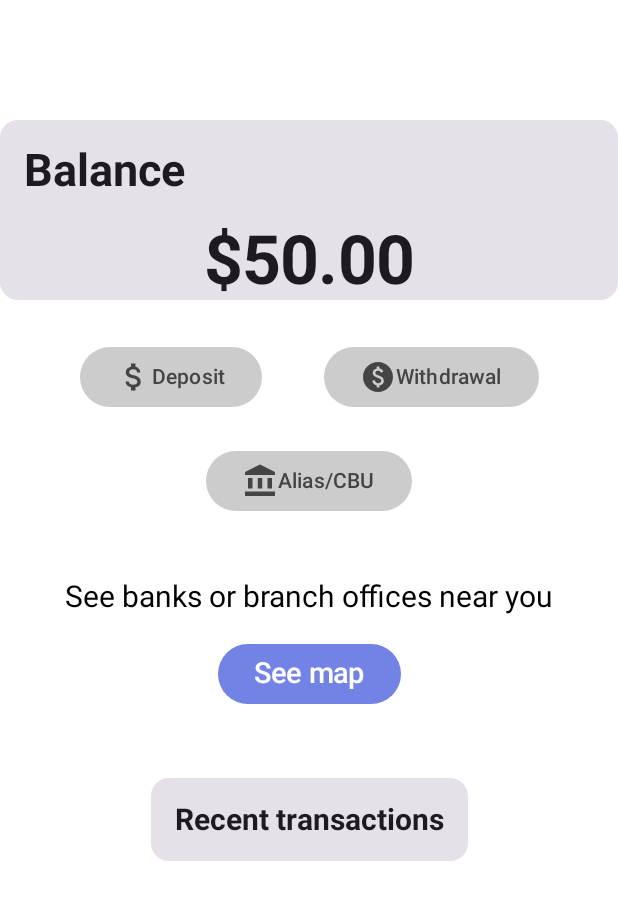
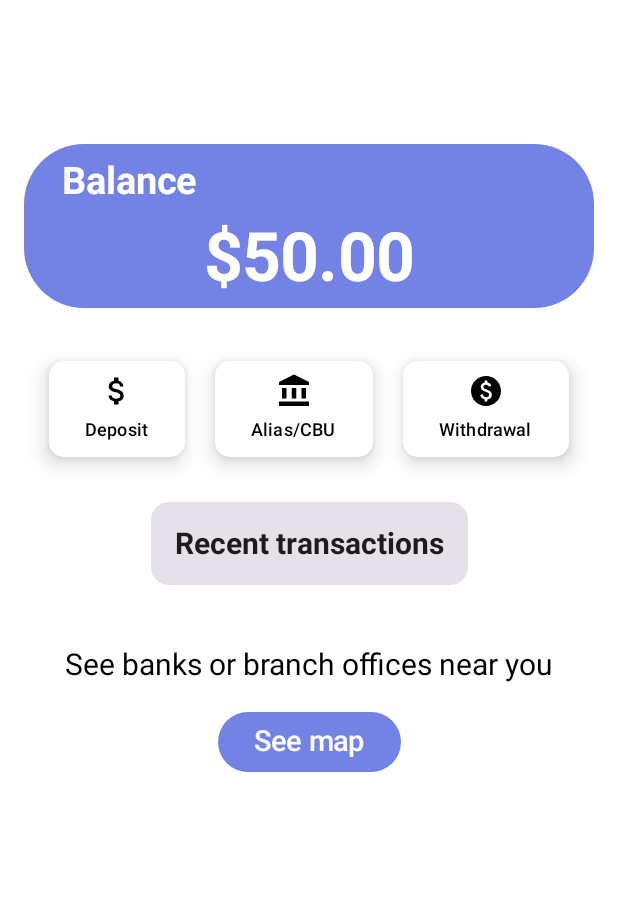
Before and after one commit to nnicokim/tp3_hci, an Android app built with Jetpack Compose: the @Preview function HomeScreenPreview, on a phone screen of 412 x 824 dp. Shown: the top 900 px of the screen. Run offline under Robolectric (Android 15) with nearby library versions, the phone set to English and light mode, and no system bars.

Commit message:
Home restyled

```diff
--- a/app/src/main/java/pocket/pay/tp3_hci/screens/HomeScreen.kt
+++ b/app/src/main/java/pocket/pay/tp3_hci/screens/HomeScreen.kt
@@ -9,11 +9,14 @@ import androidx.compose.foundation.layout.fillMaxSize
 import androidx.compose.foundation.layout.fillMaxWidth
 import androidx.compose.foundation.layout.height
 import androidx.compose.foundation.layout.padding
+import androidx.compose.foundation.layout.size
 import androidx.compose.foundation.layout.width
 import androidx.compose.foundation.layout.wrapContentWidth
+import androidx.compose.foundation.shape.RoundedCornerShape
 import androidx.compose.material3.Button
 import androidx.compose.material3.ButtonDefaults
 import androidx.compose.material3.Card
+import androidx.compose.material3.CardDefaults
 import androidx.compose.material3.Icon
 import androidx.compose.material3.Text
 import androidx.compose.runtime.Composable
@@ -40,26 +43,33 @@ fun HomeScreen(viewModel: HomeViewModel = viewModel(), goToMap : () -> Unit) {
     val recentTransactions by viewModel.recentTransactions.collectAsState()
 
     Column(
-        modifier = Modifier.fillMaxSize(),
+        modifier = Modifier.fillMaxSize().padding(8.dp),
         verticalArrangement = Arrangement.Top,
         horizontalAlignment = Alignment.CenterHorizontally
     ) {
 
         Spacer(modifier = Modifier.height(80.dp))
 
-        Card {
+        Card (
+            modifier = Modifier.padding(8.dp),
+            shape = RoundedCornerShape(40.dp),
+            colors = CardDefaults.cardColors(
+                containerColor = Purple, // Background color
+                contentColor = Color.White // Content color
+            )
+        ){
             Text(
                 text = stringResource(id = R.string.balance),
-                fontSize = 30.sp,
+                fontSize = 25.sp,
                 fontWeight = androidx.compose.ui.text.font.FontWeight.Bold,
-                modifier = Modifier.padding(16.dp)
+                modifier = Modifier.padding(10.dp).padding(start = 15.dp)
             )
             Text(
                 text = "$${String.format("%.2f", balance)}",
                 fontSize = 45.sp,
                 fontWeight = androidx.compose.ui.text.font.FontWeight.Bold,
                 textAlign = TextAlign.Center,
-                modifier = Modifier.fillMaxWidth()
+                modifier = Modifier.fillMaxWidth().padding(bottom = 7.dp)
             )
         }
 
@@ -69,57 +79,117 @@ fun HomeScreen(viewModel: HomeViewModel = viewModel(), goToMap : () -> Unit) {
             Button(
                 onClick = {},
                 colors = ButtonDefaults.buttonColors(
-                    containerColor = Color.LightGray,
-                    contentColor = Color.DarkGray
+                    containerColor = Color.White,
+                    contentColor = Color.Black
                 ),
-                modifier = Modifier.wrapContentWidth()
+                modifier = Modifier
+                    .wrapContentWidth()
                     .padding(horizontal = 10.dp),
-            )
-
-            {
-                Icon(
-                    painter = painterResource(id = R.drawable.dollar_sign_icon),
-                    contentDescription = "Deposit"
+                shape = RoundedCornerShape(10.dp),
+                elevation = ButtonDefaults.buttonElevation(
+                    defaultElevation = 8.dp,
+                    pressedElevation = 2.dp,
                 )
-                Text(text = stringResource(id = R.string.deposit))
+            ) {
+                Column(
+                    horizontalAlignment = Alignment.CenterHorizontally,
+                    verticalArrangement = Arrangement.Center
+                ) {
+                    Icon(
+                        painter = painterResource(id = R.drawable.dollar_sign_icon),
+                        contentDescription = "Deposit",
+                        modifier = Modifier.size(24.dp)
+                    )
+                    Spacer(modifier = Modifier.height(4.dp))
+                    Text(
+                        text = stringResource(id = R.string.deposit),
+                        fontSize = 12.sp
+                    )
+                }
             }
-
-            Spacer(modifier = Modifier.width(21.dp))
-
             Button(
                 onClick = {},
                 colors = ButtonDefaults.buttonColors(
-                    containerColor = Color.LightGray,
-                    contentColor = Color.DarkGray
+                    containerColor = Color.White,
+                    contentColor = Color.Black
                 ),
-                modifier = Modifier.wrapContentWidth()
+                modifier = Modifier
+                    .wrapContentWidth()
                     .padding(horizontal = 10.dp),
+                shape = RoundedCornerShape(10.dp),
+                elevation = ButtonDefaults.buttonElevation(
+                    defaultElevation = 8.dp,
+                    pressedElevation = 2.dp,
+                )
             ) {
-                Icon(
-                    painter = painterResource(id = R.drawable.moneysign_icon),
-                    contentDescription = "Withdrawal"
+                Column(
+                    horizontalAlignment = Alignment.CenterHorizontally,
+                    verticalArrangement = Arrangement.Center
+                ) {
+                    Icon(
+                        painter = painterResource(id = R.drawable.bank_icon),
+                        contentDescription = "alias",
+                        modifier = Modifier.size(24.dp)
+                    )
+                    Spacer(modifier = Modifier.height(4.dp))
+                    Text(
+                        text = stringResource(id = R.string.alias),
+                        fontSize = 12.sp
+                    )
+                }
+            }
+            Button(
+                onClick = {},
+                colors = ButtonDefaults.buttonColors(
+                    containerColor = Color.White,
+                    contentColor = Color.Black
+                ),
+                modifier = Modifier
+                    .wrapContentWidth()
+                    .padding(horizontal = 10.dp),
+                shape = RoundedCornerShape(10.dp),
+                elevation = ButtonDefaults.buttonElevation(
+                    defaultElevation = 8.dp,
+                    pressedElevation = 2.dp,
                 )
-                Text(text = stringResource(id = R.string.withdrawal))
+            ) {
+                Column(
+                    horizontalAlignment = Alignment.CenterHorizontally,
+                    verticalArrangement = Arrangement.Center,
+                ) {
+                    Icon(
+                        painter = painterResource(id = R.drawable.moneysign_icon),
+                        contentDescription = "withdrawal",
+                        modifier = Modifier.size(24.dp)
+                    )
+                    Spacer(modifier = Modifier.height(4.dp))
+                    Text(
+                        text = stringResource(id = R.string.withdrawal),
+                        fontSize = 12.sp
+                    )
+                }
             }
-
         }
 
-        Spacer(modifier = Modifier.height(21.dp))
 
-        Button(
-            onClick = {},
-            colors = ButtonDefaults.buttonColors(
-                containerColor = Color.LightGray,
-                contentColor = Color.DarkGray
-            ),
-            modifier = Modifier.wrapContentWidth()
-                .padding(horizontal = 10.dp),
-        ){
-            Icon(
-                painter = painterResource(id = R.drawable.bank_icon),
-                contentDescription = "Deposit"
-            )
-            Text(text = stringResource(id = R.string.alias))
+        Spacer(modifier = Modifier.height(30.dp))
+
+        Card {
+            Column {
+                Text(
+                    text = stringResource(id = R.string.recent_transactions),
+                    fontSize = 20.sp,
+                    fontWeight = androidx.compose.ui.text.font.FontWeight.Bold,
+                    modifier = Modifier.padding(16.dp)
+                )
+                recentTransactions.takeLast(2).forEach { // Solo mostramos las ultimas 2 transacciones
+                    Text(
+                        text = it,
+                        modifier = Modifier.padding(8.dp),
+                        fontSize = 16.sp
+                    )
+                }
+            }
         }
 
         Spacer(modifier = Modifier.height(25.dp))
@@ -148,25 +218,6 @@ fun HomeScreen(viewModel: HomeViewModel = viewModel(), goToMap : () -> Unit) {
         Spacer(
             modifier = Modifier.height(45.dp)
         )
-
-        Card {
-            Column {
-                Text(
-                    text = stringResource(id = R.string.recent_transactions),
-                    fontSize = 20.sp,
-                    fontWeight = androidx.compose.ui.text.font.FontWeight.Bold,
-                    modifier = Modifier.padding(16.dp)
-                )
-                recentTransactions.takeLast(2).forEach { // Solo mostramos las ultimas 2 transacciones
-                    Text(
-                        text = it,
-                        modifier = Modifier.padding(8.dp),
-                        fontSize = 16.sp
-                    )
-                }
-            }
-        }
-
     }
 }
 
```
